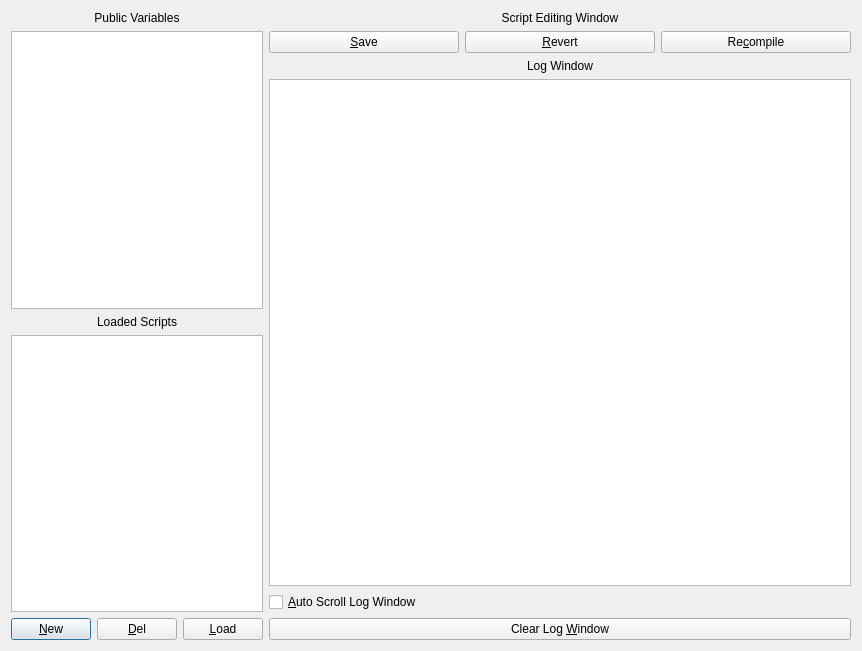
Qt form ui/scriptingwindow.ui (collin80/SavvyCAN) before a commit.
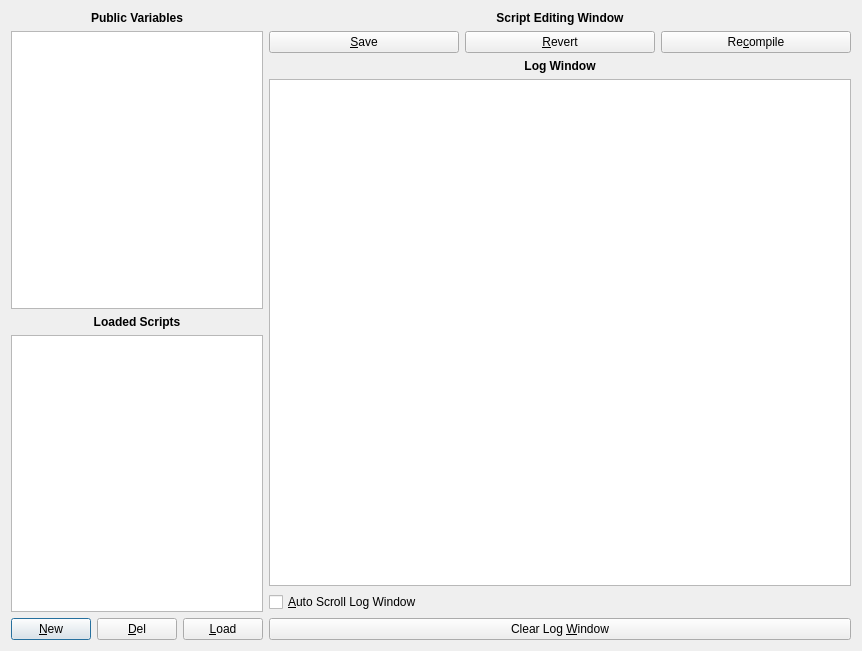
The same form after that commit.

```diff
--- a/ui/scriptingwindow.ui
+++ b/ui/scriptingwindow.ui
@@ -18,6 +18,12 @@
     <layout class="QVBoxLayout" name="verticalLayout_2">
      <item>
       <widget class="QLabel" name="label_4">
+       <property name="font">
+        <font>
+         <weight>75</weight>
+         <bold>true</bold>
+        </font>
+       </property>
        <property name="text">
         <string>Public Variables</string>
        </property>
@@ -31,6 +37,12 @@
      </item>
      <item>
       <widget class="QLabel" name="label">
+       <property name="font">
+        <font>
+         <weight>75</weight>
+         <bold>true</bold>
+        </font>
+       </property>
        <property name="text">
         <string>Loaded Scripts</string>
        </property>
@@ -73,6 +85,12 @@
     <layout class="QVBoxLayout" name="verticalLayout" stretch="0,0,0,4,0,0">
      <item>
       <widget class="QLabel" name="label_2">
+       <property name="font">
+        <font>
+         <weight>75</weight>
+         <bold>true</bold>
+        </font>
+       </property>
        <property name="text">
         <string>Script Editing Window</string>
        </property>
@@ -108,6 +126,12 @@
      </item>
      <item>
       <widget class="QLabel" name="label_3">
+       <property name="font">
+        <font>
+         <weight>75</weight>
+         <bold>true</bold>
+        </font>
+       </property>
        <property name="text">
         <string>Log Window</string>
        </property>
```
